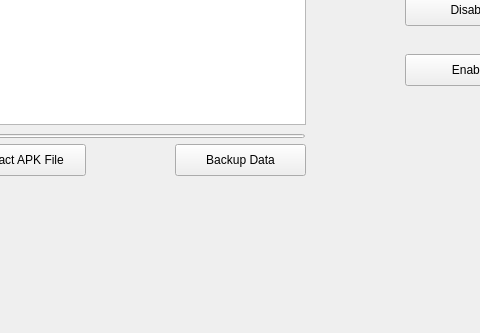
Above: fluentflash/app/view/SafetyInterface.ui from TigGrak/fluent-flash before the change; both pictures show x 296 to 776 and y 467 to 800 of the 900 by 800 pixel window. Below: the same form after it.
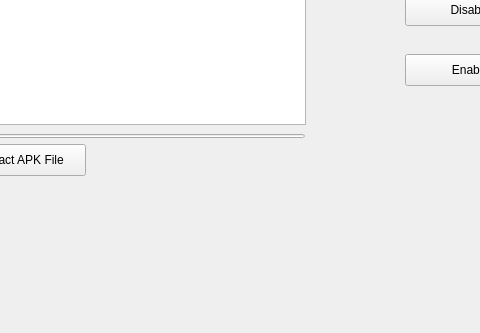
That is the form after the change. Custom widgets are drawn as their Qt base class.

```diff
--- a/fluentflash/app/view/SafetyInterface.ui
+++ b/fluentflash/app/view/SafetyInterface.ui
@@ -95,19 +95,6 @@
       <string>Extract APK File</string>
      </property>
     </widget>
-    <widget class="PrimaryPushButton" name="ButtonBackupData">
-     <property name="geometry">
-      <rect>
-       <x>460</x>
-       <y>580</y>
-       <width>131</width>
-       <height>32</height>
-      </rect>
-     </property>
-     <property name="text">
-      <string>Backup Data</string>
-     </property>
-    </widget>
     <widget class="PrimaryPushButton" name="ButtonRefresh">
      <property name="geometry">
       <rect>
```
